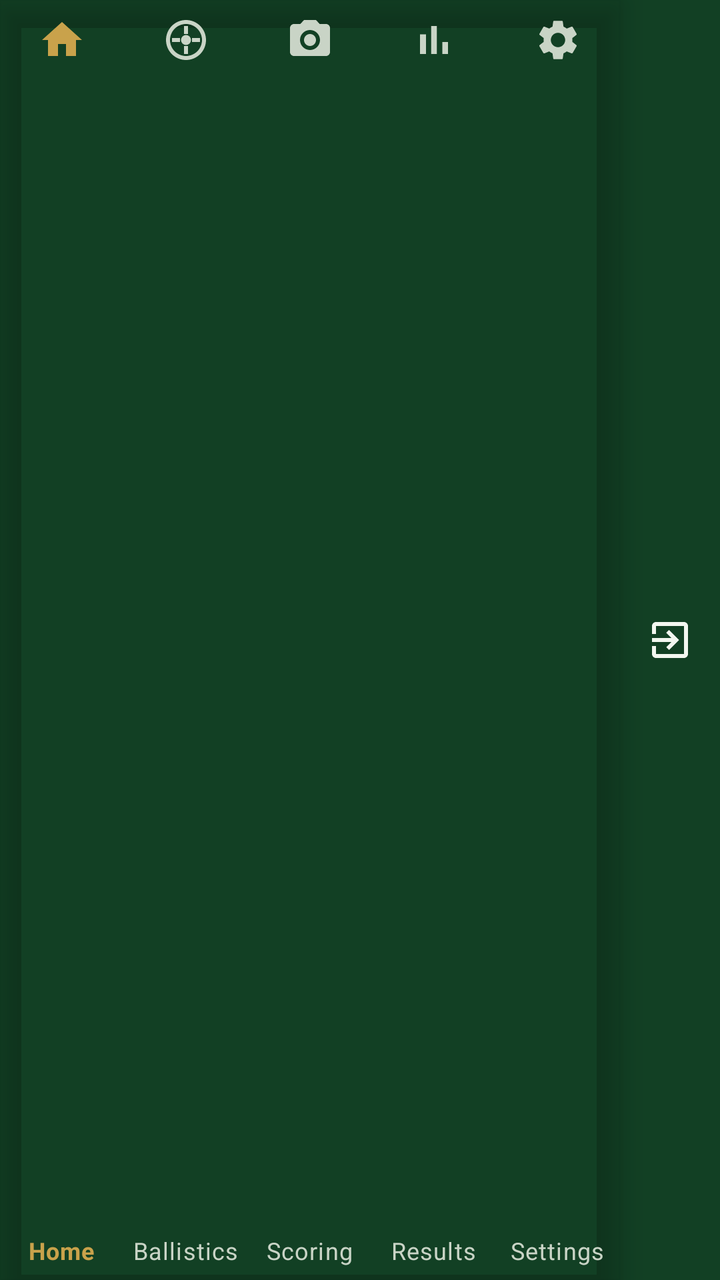
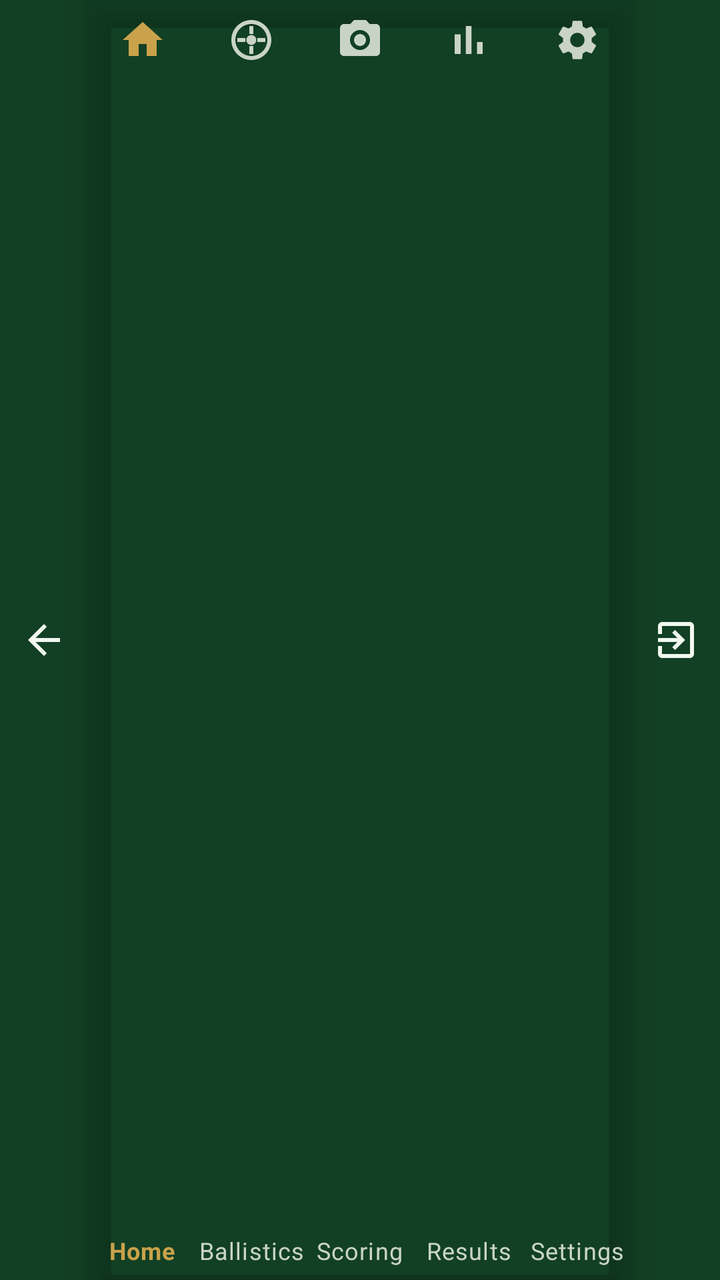

Compare the two renders of this Android layout. The source of the first and the diff that turns it into the second are given below.
<!-- AndroidManifest.xml: application theme Theme.BAS -->
<!-- res/layout/include_bottom_nav.xml -->
<?xml version="1.0" encoding="utf-8"?>
<LinearLayout xmlns:android="http://schemas.android.com/apk/res/android"
    xmlns:app="http://schemas.android.com/apk/res-auto"
    android:layout_width="match_parent"
    android:layout_height="52dp"
    android:orientation="horizontal"
    android:background="?attr/colorSurface">

    <com.google.android.material.bottomnavigation.BottomNavigationView
        android:id="@+id/bottomNav"
        android:layout_width="0dp"
        android:layout_weight="1"
        android:layout_height="match_parent"
        android:background="@android:color/transparent"
        app:itemIconTint="@color/bottom_nav_item"
        app:itemTextColor="@color/bottom_nav_item"
        app:labelVisibilityMode="labeled"
        app:menu="@menu/bottom_nav_menu" />

    <LinearLayout
        android:id="@+id/btnExit"
        android:layout_width="50dp"
        android:layout_height="match_parent"
        android:orientation="vertical"
        android:gravity="center"
        android:background="?attr/selectableItemBackgroundBorderless"
        android:contentDescription="@string/nav_exit">

        
        <ImageView
            android:layout_width="24dp"
            android:layout_height="24dp"
            android:src="@drawable/ic_nav_exit"
            app:tint="?android:attr/textColorPrimary"
            android:importantForAccessibility="no" />
    </LinearLayout>
</LinearLayout>
<!-- resources referenced by this layout -->
<resources>
  <!-- drawable ic_nav_exit (drawable) -->
  <vector xmlns:android="http://schemas.android.com/apk/res/android"
      android:width="24dp" android:height="24dp"
      android:viewportWidth="24" android:viewportHeight="24">
      <path android:fillColor="@android:color/white" android:pathData="M10.09,15.59L11.5,17l5,-5 -5,-5 -1.41,1.41L12.67,11H3v2h9.67l-2.58,2.59zM19,3H5c-1.11,0 -2,0.9 -2,2v4h2V5h14v14H5v-4H3v4c0,1.1 0.89,2 2,2h14c1.1,0 2,-0.9 2,-2V5c0,-1.1 -0.9,-2 -2,-2z" />
  </vector>
  <string name="nav_exit">Exit</string>
  <style name="Theme.BAS" parent="Theme.BAS.Dark" />
  <style name="Theme.BAS.Dark" parent="Theme.BAS.Base">
          <item name="basReticleColor">@color/reticle_dark</item>
          <item name="android:windowBackground">@color/dark_bg</item>
          <item name="colorSurface">@color/dark_surface</item>
          <item name="colorPrimary">@color/dark_accent</item>
          <item name="colorSecondary">@color/dark_accent</item>
          <item name="colorAccent">@color/dark_accent</item>
          <item name="colorOnPrimary">@color/dark_on_accent</item>
          <item name="colorOnSecondary">@color/dark_on_accent</item>
          <item name="android:colorBackground">@color/dark_surface</item>
          <item name="android:textColorPrimary">@color/dark_text</item>
          <item name="android:textColorSecondary">@color/dark_text_dim</item>
          <item name="android:textColorTertiary">#C9D4C6</item>
          <item name="android:textColorHint">#A6B2A4</item>
          <item name="colorOnSurface">@color/dark_text</item>
          <item name="colorOnBackground">@color/dark_text</item>
      </style>
  <style name="Theme.BAS.Base" parent="Theme.MaterialComponents.NoActionBar">
          <item name="android:statusBarColor">@color/dark_bg</item>
      </style>
  <color name="reticle_dark">#FFC400</color>
  <color name="dark_bg">#0B2818</color>
  <color name="dark_surface">#124024</color>
  <color name="dark_accent">#C9A24B</color>
  <color name="dark_on_accent">#141008</color>
  <color name="dark_text">#F2F7F0</color>
  <color name="dark_text_dim">#C9D4C6</color>
</resources>

<!-- the commit's change to res/layout/include_bottom_nav.xml (unified diff, before → after) -->
@@ -5,6 +5,24 @@
     android:layout_height="52dp"
     android:orientation="horizontal"
     android:background="?attr/colorSurface">
+
+    
+    <LinearLayout
+        android:id="@+id/btnBack"
+        android:layout_width="44dp"
+        android:layout_height="match_parent"
+        android:orientation="vertical"
+        android:gravity="center"
+        android:background="?attr/selectableItemBackgroundBorderless"
+        android:contentDescription="Back">
+
+        <ImageView
+            android:layout_width="24dp"
+            android:layout_height="24dp"
+            android:src="@drawable/ic_nav_back"
+            app:tint="?android:attr/textColorPrimary"
+            android:importantForAccessibility="no" />
+    </LinearLayout>
 
     <com.google.android.material.bottomnavigation.BottomNavigationView
         android:id="@+id/bottomNav"
@@ -19,7 +37,7 @@
 
     <LinearLayout
         android:id="@+id/btnExit"
-        android:layout_width="50dp"
+        android:layout_width="44dp"
         android:layout_height="match_parent"
         android:orientation="vertical"
         android:gravity="center"
<!-- resource entries referenced after the edit -->
@@ -1,5 +1,12 @@
 <!-- resources referenced by this layout -->
 <resources>
+  <!-- drawable ic_nav_back (drawable) -->
+  <vector xmlns:android="http://schemas.android.com/apk/res/android"
+      android:width="24dp" android:height="24dp" android:viewportWidth="24" android:viewportHeight="24"
+      android:tint="?attr/colorControlNormal">
+      <path android:fillColor="@android:color/white"
+          android:pathData="M20,11H7.8l5.6,-5.6L12,4l-8,8 8,8 1.4,-1.4L7.8,13H20V11z"/>
+  </vector>
   <!-- drawable ic_nav_exit (drawable) -->
   <vector xmlns:android="http://schemas.android.com/apk/res/android"
       android:width="24dp" android:height="24dp"
